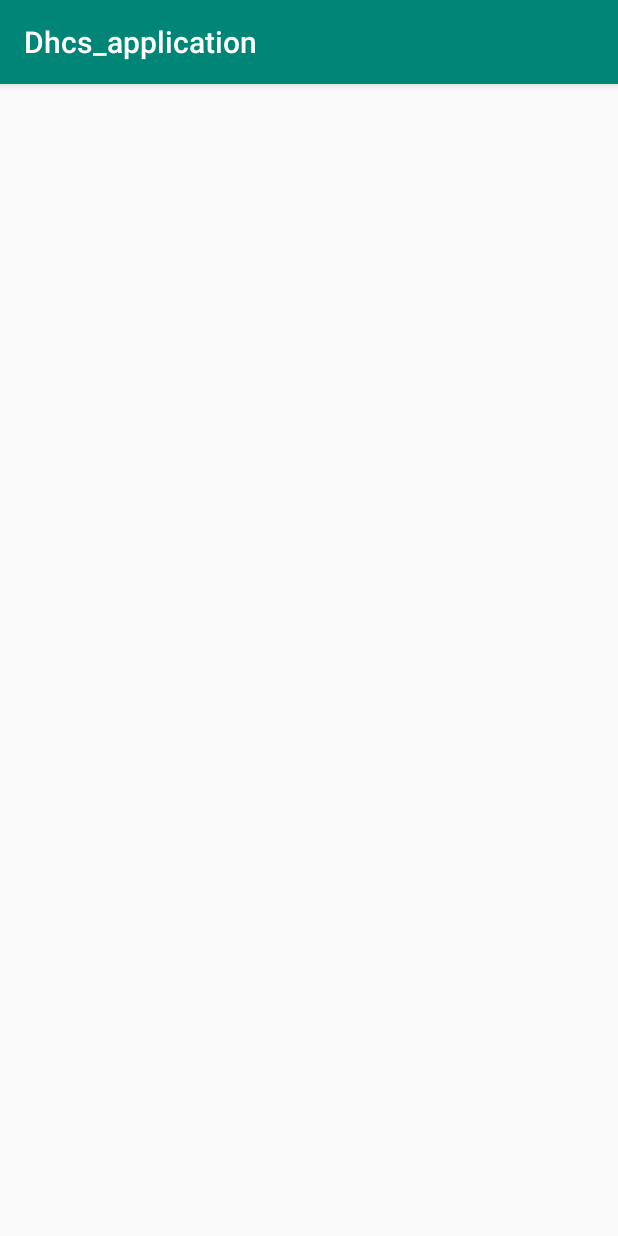
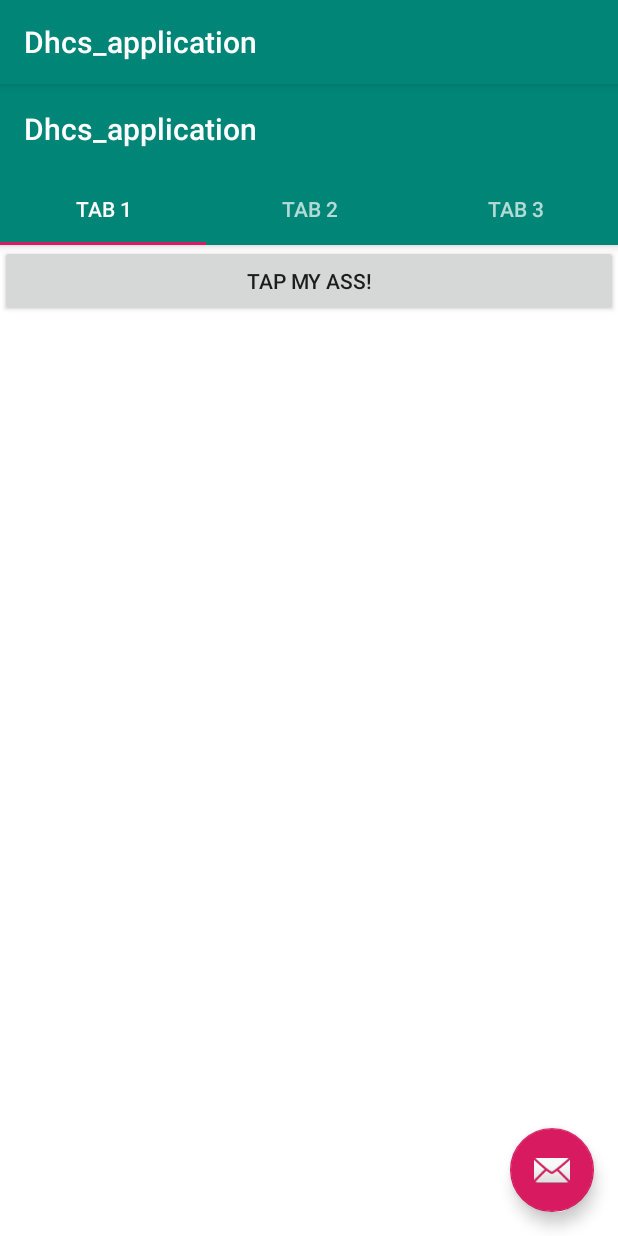
Before and after one commit to profawxhawk/Dhcs_application, an Android app: the myskillspage screen opened directly, with no data from a screen before it, on a phone screen of 412 x 824 dp. Run offline under Robolectric (Android 15) with nearby library versions, the light colour scheme and no system bars.

Commit message:
Add files via upload

```diff
--- /dev/null
+++ b/app/src/main/java/com/example/dhcs_application/frag1.java
@@ -0,0 +1,77 @@
+package com.example.dhcs_application;
+
+import android.os.Build;
+import android.os.Bundle;
+import android.view.LayoutInflater;
+import android.view.View;
+import android.view.ViewGroup;
+import android.widget.LinearLayout;
+
+import androidx.annotation.NonNull;
+import androidx.annotation.Nullable;
+import androidx.annotation.RequiresApi;
+import androidx.fragment.app.Fragment;
+import androidx.lifecycle.ViewModelProviders;
+
+import com.example.dhcs_application.R;
+
+
+import android.app.Activity;
+import android.app.ActionBar.LayoutParams;
+import android.util.Log;
+import android.view.View.OnClickListener;
+import android.widget.Button;
+import android.widget.TextView;
+import android.widget.Toast;
+
+
+public class frag1 extends Fragment {
+
+    @Nullable
+    @Override
+    public View onCreateView(@NonNull LayoutInflater inflater, @Nullable ViewGroup container, @Nullable Bundle savedInstanceState) {
+        super.onCreate(savedInstanceState);
+        View rootView = inflater.inflate(R.layout.frag1_layout, container, false);
+//        rootView.setContentView(R.layout.activity_main);
+//        rootView.findViewById(R.id.)
+        final LinearLayout lm = (LinearLayout) rootView.findViewById(R.id.lin);
+        rootView.findViewById(R.id.btn).setOnClickListener(new View.OnClickListener() {
+            @RequiresApi(api = Build.VERSION_CODES.JELLY_BEAN_MR1)
+            @Override
+            public void onClick(View view) {
+                System.out.println("\n\nhola1\n\n");
+                LinearLayout.LayoutParams params = new LinearLayout.LayoutParams(
+                        LayoutParams.WRAP_CONTENT, LayoutParams.WRAP_CONTENT);
+                LinearLayout ll = new LinearLayout(view.getContext());
+                ll.setOrientation(LinearLayout.HORIZONTAL);
+                final Button btn = new Button(view.getContext());
+                btn.setId(1+1);
+                btn.setText("Chess");
+                btn.setTextAlignment(View.TEXT_ALIGNMENT_TEXT_START);
+                params.width = 1100;
+                params.height=500;
+               // btn.setBackgroundResource(R.drawable.chess);
+                btn.setBackgroundResource(R.drawable.chess4);
+                btn.setLayoutParams(params);
+                btn.setTextSize(30);
+                final int index = 1;
+                ll.addView(btn);
+                lm.addView(ll);
+//                lm.addView(btn);
+                System.out.println("\n\nhola2\n\n");
+
+                btn.setOnClickListener(new OnClickListener() {
+                    @Override
+                    public void onClick(View view) {
+                        Log.i("TAG", "index :" + index);
+                        Toast.makeText(getActivity().getApplicationContext(),"Clicked Button Index :" + index,Toast.LENGTH_LONG).show();
+                    }
+                });
+                System.out.println("\n\nhola4\n\n");
+            }
+        });
+        System.out.println("\n\nhola\n\n");
+        return rootView;
+//        return inflater.inflate(R.layout.frag1_layout, container, false);
+    }
+}
--- /dev/null
+++ b/app/src/main/java/com/example/dhcs_application/frag2.java
@@ -0,0 +1,22 @@
+package com.example.dhcs_application;
+
+import android.os.Bundle;
+import android.view.LayoutInflater;
+import android.view.View;
+import android.view.ViewGroup;
+
+import androidx.annotation.NonNull;
+import androidx.annotation.Nullable;
+import androidx.fragment.app.Fragment;
+
+import com.example.dhcs_application.R;
+
+public class frag2 extends Fragment {
+
+    @Nullable
+    @Override
+    public View onCreateView(@NonNull LayoutInflater inflater, @Nullable ViewGroup container, @Nullable Bundle savedInstanceState) {
+        return inflater.inflate(R.layout.frag2_layout, container, false);
+    }
+
+}
--- a/app/src/main/java/com/example/dhcs_application/myskillspage.java
+++ b/app/src/main/java/com/example/dhcs_application/myskillspage.java
@@ -1,14 +1,43 @@
 package com.example.dhcs_application;
 
 import androidx.appcompat.app.AppCompatActivity;
+import androidx.viewpager.widget.ViewPager;
 
 import android.os.Bundle;
+import android.view.View;
+
+import com.google.android.material.floatingactionbutton.FloatingActionButton;
+import com.google.android.material.snackbar.Snackbar;
+import com.google.android.material.tabs.TabLayout;
+
+import androidx.viewpager.widget.ViewPager;
+import androidx.appcompat.app.AppCompatActivity;
+
+import android.view.Menu;
+import android.view.MenuItem;
+import android.view.View;
+
+import com.example.dhcs_application.ui.main.SectionsPagerAdapter;
+
 
 public class myskillspage extends AppCompatActivity {
 
-    @Override
     protected void onCreate(Bundle savedInstanceState) {
         super.onCreate(savedInstanceState);
         setContentView(R.layout.myskillspage);
+        SectionsPagerAdapter sectionsPagerAdapter = new SectionsPagerAdapter(this, getSupportFragmentManager());
+        ViewPager viewPager = findViewById(R.id.view_pager);
+        viewPager.setAdapter(sectionsPagerAdapter);
+        TabLayout tabs = findViewById(R.id.tabs);
+        tabs.setupWithViewPager(viewPager);
+        FloatingActionButton fab = findViewById(R.id.fab);
+
+        fab.setOnClickListener(new View.OnClickListener() {
+            @Override
+            public void onClick(View view) {
+                Snackbar.make(view, "Replace with your own action", Snackbar.LENGTH_LONG)
+                        .setAction("Action", null).show();
+            }
+        });
     }
 }
--- /dev/null
+++ b/app/src/main/java/com/example/dhcs_application/ui/main/SectionsPagerAdapter.java
@@ -0,0 +1,61 @@
+package com.example.dhcs_application.ui.main;
+
+import android.content.Context;
+
+import androidx.annotation.Nullable;
+import androidx.annotation.StringRes;
+import androidx.fragment.app.Fragment;
+import androidx.fragment.app.FragmentManager;
+import androidx.fragment.app.FragmentPagerAdapter;
+
+import com.example.dhcs_application.R;
+import com.example.dhcs_application.frag1;
+import com.example.dhcs_application.frag2;
+import com.example.dhcs_application.frag3;
+
+/**r
+ * A [FragmentPagerAdapter] that returns a fragment corresponding to
+ * one of the sections/tabs/pages.
+ */
+public class SectionsPagerAdapter extends FragmentPagerAdapter {
+
+    @StringRes
+    private static final int[] TAB_TITLES = new int[]{R.string.tab_text_1, R.string.tab_text_2,R.string.tab_text_3};
+    private final Context mContext;
+
+    public SectionsPagerAdapter(Context context, FragmentManager fm) {
+        super(fm);
+        mContext = context;
+    }
+
+    @Override
+    public Fragment getItem(int position) {
+        Fragment frag = null;
+        switch (position){
+            case 0:
+                frag = new frag1();
+                break;
+            case 1:
+                frag = new frag2();
+                break;
+            case 2:
+                frag = new frag3();
+                break;
+        }
+        return frag;
+        // getItem is called to instantiate the fragment for the given page.
+        // Return a PlaceholderFragment (defined as a static inner class below).
+    }
+
+    @Nullable
+    @Override
+    public CharSequence getPageTitle(int position) {
+        return mContext.getResources().getString(TAB_TITLES[position]);
+    }
+
+    @Override
+    public int getCount() {
+        // Show 2 total pages.
+        return 3;
+    }
+}
--- /dev/null
+++ b/app/src/main/res/layout/frag1_layout.xml
@@ -0,0 +1,15 @@
+<?xml version="1.0" encoding="utf-8"?>
+<LinearLayout
+    android:id = "@+id/lin"
+    xmlns:android="http://schemas.android.com/apk/res/android"
+    android:orientation="vertical"
+    android:layout_width="match_parent"
+    android:layout_height="match_parent"
+    android:background="@color/white_nigga">
+
+    <Button
+        android:id="@+id/btn"
+        android:layout_width="match_parent"
+        android:layout_height="wrap_content"
+        android:text="Tap my ass!" />
+</LinearLayout>
--- a/app/src/main/res/layout/myskillspage.xml
+++ b/app/src/main/res/layout/myskillspage.xml
@@ -1,9 +1,44 @@
 <?xml version="1.0" encoding="utf-8"?>
-<androidx.constraintlayout.widget.ConstraintLayout xmlns:android="http://schemas.android.com/apk/res/android"
-    xmlns:app="http://schemas.android.com/apk/res-auto"
-    xmlns:tools="http://schemas.android.com/tools"
+<androidx.coordinatorlayout.widget.CoordinatorLayout xmlns:android="http://schemas.android.com/apk/res/android"
+xmlns:app="http://schemas.android.com/apk/res-auto"
+xmlns:tools="http://schemas.android.com/tools"
+android:layout_width="match_parent"
+android:layout_height="match_parent"
+tools:context=".myskillspage">
+
+<com.google.android.material.appbar.AppBarLayout
+    android:layout_width="match_parent"
+    android:layout_height="wrap_content"
+    android:theme="@style/AppTheme.AppBarOverlay">
+
+    <TextView
+        android:id="@+id/title"
+        android:layout_width="wrap_content"
+        android:layout_height="wrap_content"
+        android:gravity="center"
+        android:minHeight="?actionBarSize"
+        android:padding="@dimen/appbar_padding"
+        android:text="@string/app_name"
+        android:textAppearance="@style/TextAppearance.Widget.AppCompat.Toolbar.Title" />
+
+    <com.google.android.material.tabs.TabLayout
+        android:id="@+id/tabs"
+        android:layout_width="match_parent"
+        android:layout_height="wrap_content"
+        android:background="?attr/colorPrimary" />
+</com.google.android.material.appbar.AppBarLayout>
+
+<androidx.viewpager.widget.ViewPager
+    android:id="@+id/view_pager"
     android:layout_width="match_parent"
     android:layout_height="match_parent"
-    tools:context=".myskillspage">
+    app:layout_behavior="@string/appbar_scrolling_view_behavior" />
 
-</androidx.constraintlayout.widget.ConstraintLayout>
+<com.google.android.material.floatingactionbutton.FloatingActionButton
+    android:id="@+id/fab"
+    android:layout_width="wrap_content"
+    android:layout_height="wrap_content"
+    android:layout_gravity="bottom|end"
+    android:layout_margin="@dimen/fab_margin"
+    app:srcCompat="@android:drawable/ic_dialog_email" />
+</androidx.coordinatorlayout.widget.CoordinatorLayout>
--- a/app/src/main/res/values/colors.xml
+++ b/app/src/main/res/values/colors.xml
@@ -3,4 +3,5 @@
     <color name="colorPrimary">#008577</color>
     <color name="colorPrimaryDark">#00574B</color>
     <color name="colorAccent">#D81B60</color>
+    <color name="white_nigga">#ffffff</color>
 </resources>
--- /dev/null
+++ b/app/src/main/res/values/dimens.xml
@@ -0,0 +1,8 @@
+<resources>
+    <!-- Default screen margins, per the Android Design guidelines. -->
+    <dimen name="activity_horizontal_margin">16dp</dimen>
+    <dimen name="activity_vertical_margin">16dp</dimen>
+    <dimen name="appbar_padding">16dp</dimen>
+    <dimen name="fab_margin">16dp</dimen>
+    <dimen name="appbar_padding_top">8dp</dimen>
+</resources>
--- a/app/src/main/res/values/strings.xml
+++ b/app/src/main/res/values/strings.xml
@@ -15,4 +15,7 @@
     <string name="log_in">Log in</string>
     <string name="please_enter_your_details">Please enter your details</string>
     <string name="already_registered">Already Registered?</string>
+    <string name="tab_text_1">Tab 1</string>
+    <string name="tab_text_2">Tab 2</string>
+    <string name="tab_text_3">Tab 3</string>
 </resources>
--- a/app/src/main/res/values/styles.xml
+++ b/app/src/main/res/values/styles.xml
@@ -8,4 +8,6 @@
         <item name="colorAccent">@color/colorAccent</item>
     </style>
 
+    <style name="AppTheme.AppBarOverlay" parent="ThemeOverlay.AppCompat.Dark.ActionBar" />
+
 </resources>
```
Also changed, not shown: app/src/main/java/com/example/dhcs_application/frag3.java (added, +22 -0 lines), app/src/main/java/com/example/dhcs_application/ui/main/PageViewModel.java (added, +26 -0 lines), app/src/main/java/com/example/dhcs_application/ui/main/PlaceholderFragment.java (added, +59 -0 lines), app/src/main/res/layout/frag2_layout.xml (added, +8 -0 lines), app/src/main/res/layout/frag3_layout.xml (added, +8 -0 lines), app/src/main/res/layout/fragment_main.xml (added, +23 -0 lines), app/src/main/res/drawable/chess4.png (added).
